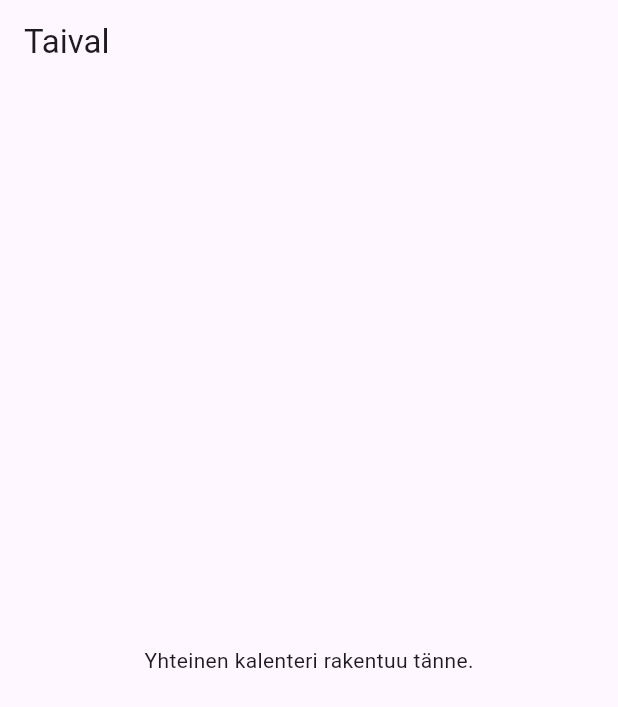
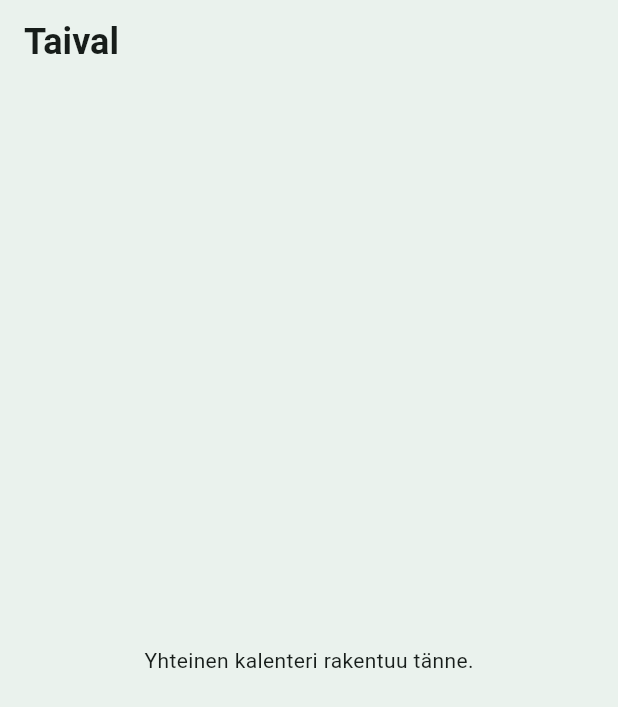
Before and after one commit to Kirjakauppias/taival, a Flutter app: the screen it shows after launch, on a phone screen of 412 x 824 dp. Shown: the top 707 px of the screen. Run offline on Flutter 3.47's test engine with Material 3 defaults, Android fonts, the phone set to English and light mode, and no system bars.

Commit message:
Implement application theme

```diff
--- a/lib/app/app.dart
+++ b/lib/app/app.dart
@@ -1,6 +1,7 @@
 // Tuodaan kalenterinäkymä käyttöön.
 import 'package:flutter/material.dart';
 
+import 'theme/app_theme.dart';
 import '../features/calendar/presentation/calendar_screen.dart';
 
 // Sovelluksen pääwidget.
@@ -9,13 +10,22 @@ class TaivalApp extends StatelessWidget {
 
   @override
   Widget build(BuildContext context) {
-    return const MaterialApp(
+    return MaterialApp(
       // Sovelluksen nimi.
       title: 'Taival',
 
       // Poistetaan debug-merkintä.
       debugShowCheckedModeBanner: false,
 
+      // Vaalea teema.
+      theme: AppTheme.light,
+
+      // Tumma teema
+      darkTheme: AppTheme.dark,
+
+      // Seuraa käyttöjärjestelmän väriasetusta.
+      themeMode: ThemeMode.system,
+
       // Sovelluksen ensimmäinen nakymä.
       home: CalendarScreen(),
     );
--- /dev/null
+++ b/lib/app/theme/app_colors.dart
@@ -0,0 +1,19 @@
+import 'package:flutter/material.dart';
+
+/// Taival-sovelluksen keskitetyt värimääritykset.
+class AppColors {
+  // Estetään luokan olioiden luominen.
+  AppColors._();
+
+  // Sovelluksen pääväri.
+  static const Color primary = Color(0xFF315C4b);
+
+  // Vaalean teeman taustaväri.
+  static const Color lightBackground = Color(0xFFEAF2ED);
+
+  // Kalenteritapahtumien tunnusvärit.
+  static const Color workShift = Color(0xFF4285C5);
+  static const Color personalA = Color(0xFFC27C5C);
+  static const Color personalB = Color(0xFFA98AD8);
+  static const Color sharedEvent = Color(0xFF47A879);
+}
--- /dev/null
+++ b/lib/app/theme/app_theme.dart
@@ -0,0 +1,53 @@
+import 'package:flutter/material.dart';
+
+import 'app_colors.dart';
+
+/// Taival-sovelluksen Material 3 -teemat.
+class AppTheme {
+  // Estetään luokan olioiden luominen.
+  AppTheme._();
+
+  // Vaalea teema.
+  static ThemeData get light {
+    return _buildTheme(Brightness.light);
+  }
+
+  // Tumma teema.
+  static ThemeData get dark {
+    return _buildTheme(Brightness.dark);
+  }
+
+  // Molempien teemojen yhteinen muodostus.
+  static ThemeData _buildTheme(Brightness brightness) {
+    final colorScheme = ColorScheme.fromSeed(
+      seedColor: AppColors.primary,
+      brightness: brightness,
+    );
+
+    final backgroundColor = brightness == Brightness.light
+        ? AppColors.lightBackground
+        : colorScheme.surface;
+
+    return ThemeData(
+      useMaterial3: true,
+
+      // Sovelluksen yleinen värijärjestelmä.
+      colorScheme: colorScheme,
+
+      // Sivujen taustaväri.
+      scaffoldBackgroundColor: backgroundColor,
+
+      // Yläpalkin tyyli.
+      appBarTheme: AppBarTheme(
+        backgroundColor: backgroundColor,
+        foregroundColor: colorScheme.onSurface,
+        centerTitle: false,
+      ),
+
+      // Sovelluksen typografia.
+      textTheme: const TextTheme(
+        titleLarge: TextStyle(fontSize: 24, fontWeight: FontWeight.w600),
+      ),
+    );
+  }
+}
```
Also changed, not shown: 4 other files.
